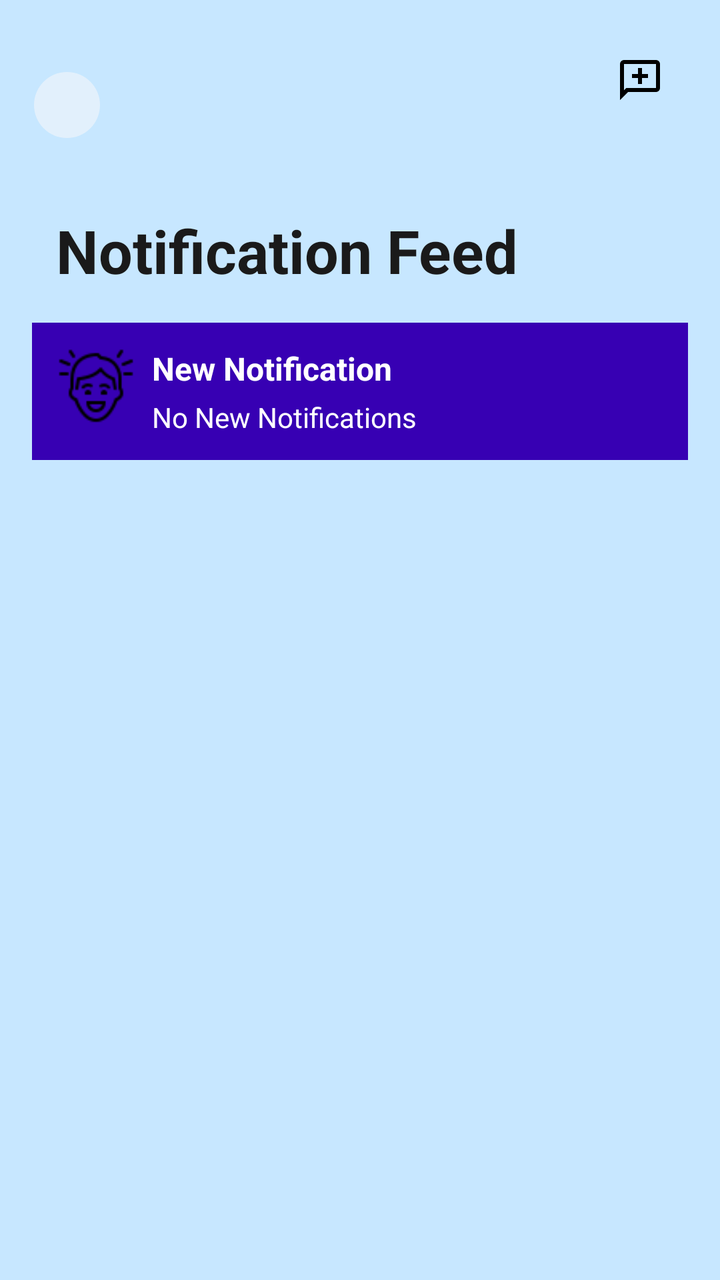
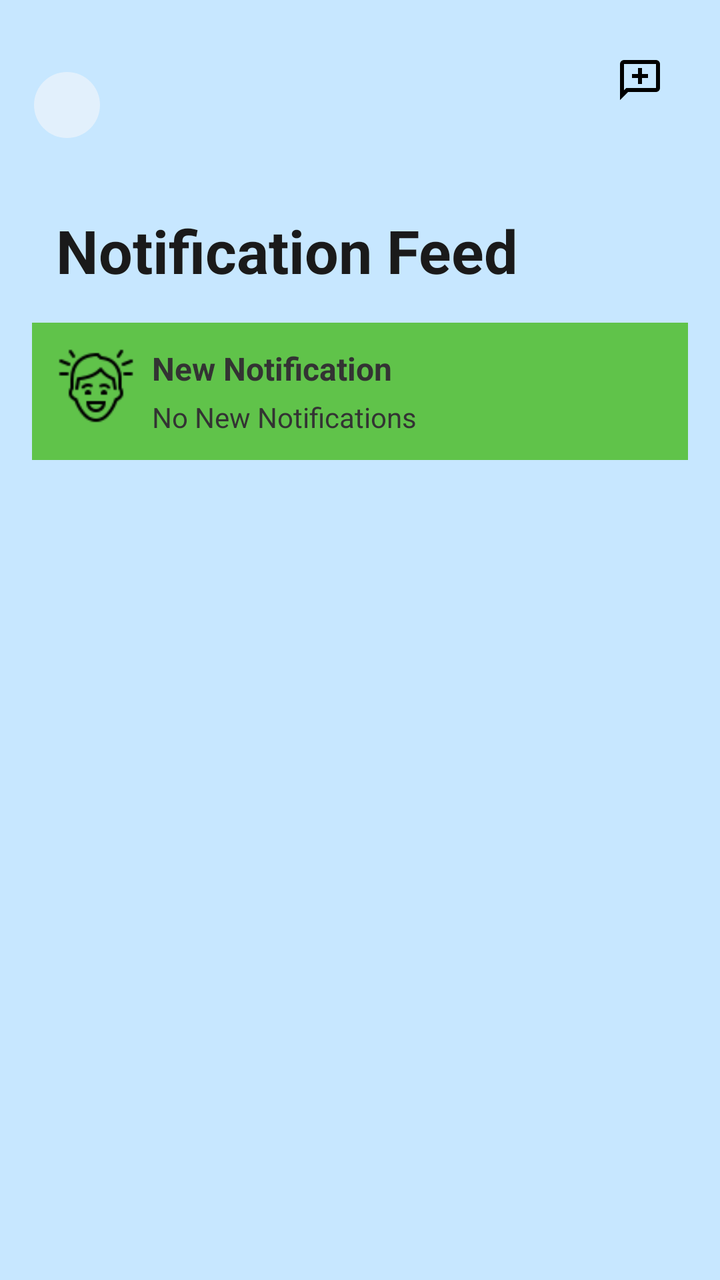

Two renders of the same Android screen: before a commit and after it. Below are the layout's source before the change and the commit's diff.
<!-- AndroidManifest.xml: application theme Theme.NurtureNest -->
<!-- res/layout/fragment_admin_dashboard.xml -->
<androidx.constraintlayout.widget.ConstraintLayout
    xmlns:android="http://schemas.android.com/apk/res/android"
    xmlns:app="http://schemas.android.com/apk/res-auto"
    xmlns:tools="http://schemas.android.com/tools"
    android:layout_width="match_parent"
    android:layout_height="match_parent"
    android:background="?attr/colorBackground"
    tools:context=".fragments.AdminDashboardFragment">

    
    <androidx.constraintlayout.widget.ConstraintLayout
        android:id="@+id/main_content"
        android:layout_width="0dp"
        android:layout_height="0dp"
        app:layout_constraintTop_toTopOf="parent"
        app:layout_constraintBottom_toBottomOf="parent"
        app:layout_constraintStart_toStartOf="parent"
        app:layout_constraintEnd_toEndOf="parent">

        
        <View
            android:id="@+id/ellipse3"
            android:layout_width="33dp"
            android:layout_height="33dp"
            android:background="@drawable/circle_shape"
            app:layout_constraintStart_toStartOf="parent"
            app:layout_constraintTop_toTopOf="parent"
            android:layout_marginStart="17dp"
            android:layout_marginTop="36dp"/>

        

        <ImageButton
            android:id="@+id/btnChat"
            android:layout_width="48dp"
            android:layout_height="48dp"
            android:background="?attr/selectableItemBackgroundBorderless"
            android:contentDescription="Chats"
            android:src="@drawable/ic_chat"
            app:layout_constraintTop_toTopOf="parent"
            app:layout_constraintEnd_toEndOf="parent"
            android:layout_marginTop="16dp"
            android:layout_marginEnd="16dp"/>

        <TextView
            android:id="@+id/notification_feed"
            android:layout_width="wrap_content"
            android:layout_height="wrap_content"
            android:text="Notification Feed"
            android:textSize="30sp"
            android:textStyle="bold"
            android:textColor="?attr/colorOnBackground"
            app:layout_constraintTop_toTopOf="parent"
            app:layout_constraintStart_toStartOf="parent"
            android:layout_marginTop="105dp"
            android:layout_marginStart="28dp"/>

        
        <androidx.constraintlayout.widget.ConstraintLayout
            android:id="@+id/notification_card"
            android:layout_width="0dp"
            android:layout_height="wrap_content"
            android:padding="12dp"
            android:background="?attr/colorPrimaryVariant"
            app:layout_constraintTop_toBottomOf="@id/notification_feed"
            app:layout_constraintStart_toStartOf="parent"
            app:layout_constraintEnd_toEndOf="parent"
            android:layout_marginTop="16dp"
            android:layout_marginStart="16dp"
            android:layout_marginEnd="16dp">

            <ImageView
                android:id="@+id/user_icon"
                android:layout_width="40dp"
                android:layout_height="40dp"
                android:scaleType="centerCrop"
                android:src="@drawable/ic_user"
                app:layout_constraintStart_toStartOf="parent"
                app:layout_constraintTop_toTopOf="parent"/>

            <TextView
                android:id="@+id/notification_title"
                android:layout_width="0dp"
                android:layout_height="wrap_content"
                android:text="New Notification"
                android:textStyle="bold"
                android:textSize="16sp"
                android:textColor="?attr/colorOnPrimary"
                app:layout_constraintStart_toEndOf="@id/user_icon"
                app:layout_constraintTop_toTopOf="@id/user_icon"
                app:layout_constraintEnd_toEndOf="parent"
                android:layout_marginStart="8dp"/>

            <TextView
                android:id="@+id/notification_message"
                android:layout_width="0dp"
                android:layout_height="wrap_content"
                android:text="No New Notifications"
                android:textSize="14sp"
                android:textColor="?attr/colorOnPrimary"
                app:layout_constraintStart_toStartOf="@id/notification_title"
                app:layout_constraintTop_toBottomOf="@id/notification_title"
                app:layout_constraintEnd_toEndOf="parent"
                android:layout_marginTop="4dp"/>


        </androidx.constraintlayout.widget.ConstraintLayout>

        
        <ImageView
            android:id="@+id/screenshot"
            android:layout_width="0dp"
            android:layout_height="0dp"
            android:scaleType="centerCrop"
            android:src="@drawable/screenshot20250509png"
            app:layout_constraintTop_toBottomOf="@id/notification_card"
            app:layout_constraintBottom_toBottomOf="parent"
            app:layout_constraintStart_toStartOf="parent"
            app:layout_constraintEnd_toEndOf="parent"
            android:layout_marginTop="16dp"
            android:layout_marginBottom="16dp"/>

    </androidx.constraintlayout.widget.ConstraintLayout>

</androidx.constraintlayout.widget.ConstraintLayout>
<!-- resources referenced by this layout -->
<resources>
  <!-- drawable circle_shape (drawable) -->
  <shape xmlns:android="http://schemas.android.com/apk/res/android"
      android:shape="oval">
      <solid android:color="#80FDF9F9"/>
  </shape>
  <!-- drawable ic_chat (drawable) -->
  <vector xmlns:android="http://schemas.android.com/apk/res/android" android:height="24dp" android:tint="#000000" android:viewportHeight="960" android:viewportWidth="960" android:width="24dp">
        
      <path android:fillColor="@android:color/white" android:pathData="M440,560L520,560L520,440L640,440L640,360L520,360L520,240L440,240L440,360L320,360L320,440L440,440L440,560ZM80,880L80,160Q80,127 103.5,103.5Q127,80 160,80L800,80Q833,80 856.5,103.5Q880,127 880,160L880,640Q880,673 856.5,696.5Q833,720 800,720L240,720L80,880ZM206,640L800,640Q800,640 800,640Q800,640 800,640L800,160Q800,160 800,160Q800,160 800,160L160,160Q160,160 160,160Q160,160 160,160L160,685L206,640ZM160,640L160,640L160,160Q160,160 160,160Q160,160 160,160L160,160Q160,160 160,160Q160,160 160,160L160,640Q160,640 160,640Q160,640 160,640Z"/>
      
  </vector>
  <!-- drawable ic_user: png bitmap (drawable, 1332 bytes) -->
  <!-- drawable screenshot20250509png (drawable) -->
  <?xml version="1.0" encoding="utf-8"?>
  <selector xmlns:android="http://schemas.android.com/apk/res/android">
  
  </selector>
  <style name="Theme.NurtureNest" parent="Theme.MaterialComponents.DayNight.NoActionBar">
          <item name="colorPrimary">#0A2B5D</item>
          <item name="colorOnPrimary">#FFFFFF</item>
          <item name="colorSurface">#000000</item>
          <item name="colorOnSurface">#FFFFFF</item>
          <item name="colorBackground">#C7E7FF</item>
          <item name="colorOnBackground">#1A1A1A</item>
          <item name="android:windowBackground">#C7E7FF</item>
      </style>
</resources>

<!-- the commit's change to res/layout/fragment_admin_dashboard.xml (unified diff, before → after) -->
@@ -61,7 +61,7 @@
             android:layout_width="0dp"
             android:layout_height="wrap_content"
             android:padding="12dp"
-            android:background="?attr/colorPrimaryVariant"
+            android:background="#60C34A"
             app:layout_constraintTop_toBottomOf="@id/notification_feed"
             app:layout_constraintStart_toStartOf="parent"
             app:layout_constraintEnd_toEndOf="parent"
@@ -85,7 +85,7 @@
                 android:text="New Notification"
                 android:textStyle="bold"
                 android:textSize="16sp"
-                android:textColor="?attr/colorOnPrimary"
+                android:textColor="@color/dark_edittext_color"
                 app:layout_constraintStart_toEndOf="@id/user_icon"
                 app:layout_constraintTop_toTopOf="@id/user_icon"
                 app:layout_constraintEnd_toEndOf="parent"
@@ -97,7 +97,7 @@
                 android:layout_height="wrap_content"
                 android:text="No New Notifications"
                 android:textSize="14sp"
-                android:textColor="?attr/colorOnPrimary"
+                android:textColor="@color/dark_edittext_color"
                 app:layout_constraintStart_toStartOf="@id/notification_title"
                 app:layout_constraintTop_toBottomOf="@id/notification_title"
                 app:layout_constraintEnd_toEndOf="parent"
<!-- resource entries referenced after the edit -->
@@ -1,5 +1,6 @@
 <!-- resources referenced by this layout -->
 <resources>
+  <color name="dark_edittext_color">#333333</color>
   <!-- drawable circle_shape (drawable) -->
   <shape xmlns:android="http://schemas.android.com/apk/res/android"
       android:shape="oval">
